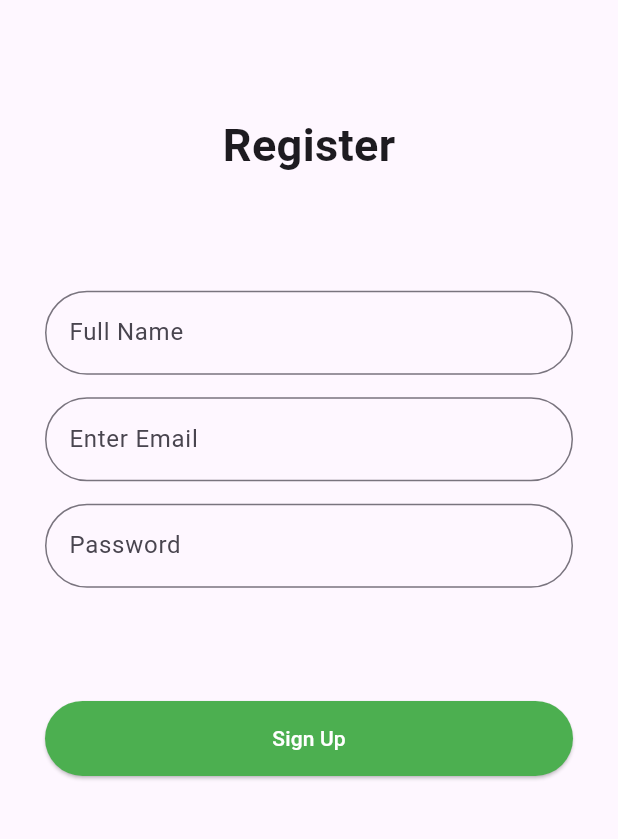
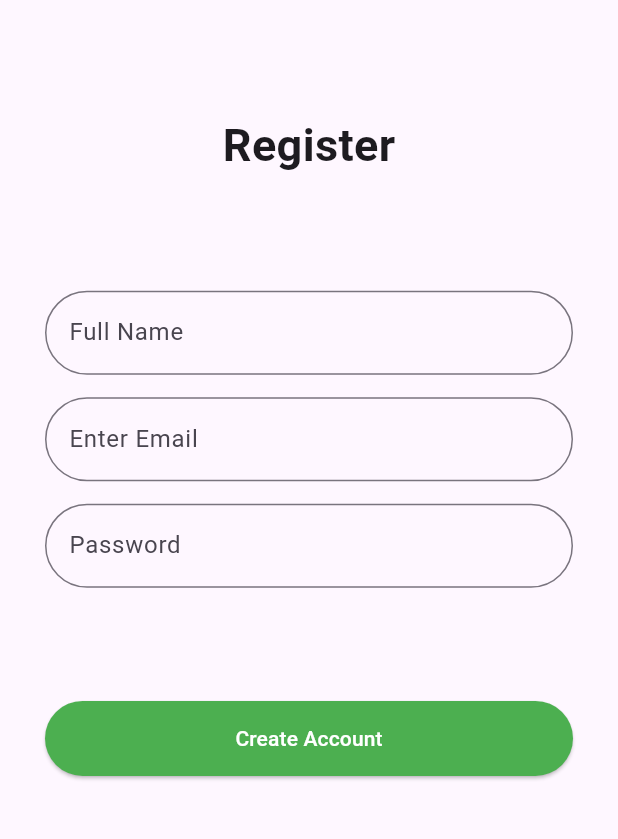
Before and after one commit to MuhadJasiR/maadih, a Flutter app: the SignUpOrSignIn screen opened directly, after a tap on "Sign Up", on a phone screen of 412 x 824 dp, the part 317-1156 px from its top. Run offline on Flutter 3.47's test engine with Material 3 defaults, Android fonts, the phone set to English and light mode, and no system bars; our stand-ins replace dartz, firebase_auth, firebase_core, flutter_bloc, get_it, google_fonts and 1 more; accounts and stored records are empty.

Commit message:
auth integration completed

```diff
--- /dev/null
+++ b/lib/core/usecase/usecase.dart
@@ -0,0 +1,3 @@
+abstract class UseCase<Type, Params> {
+  Future<Type> call({Params params});
+}
--- a/lib/data/repository/auth/auth_repository_impl.dart
+++ b/lib/data/repository/auth/auth_repository_impl.dart
@@ -1,3 +1,4 @@
+import 'package:dartz/dartz.dart';
 import 'package:madh/data/model/auth/create_user_req.dart';
 import 'package:madh/data/sources/auth/auth_firebase_service.dart';
 import 'package:madh/domain/repository/auth/auth.dart';
@@ -11,7 +12,7 @@ class AuthRepositoryImpl implements AuthRepository {
   }
 
   @override
-  Future<void> signUp(CreateUserReq createUserReg) async {
-    await s1<AuthFirebaseService>().signUp(createUserReg);
+  Future<Either> signUp(CreateUserReq createUserReg) async {
+    return await s1<AuthFirebaseService>().signUp(createUserReg);
   }
 }
--- a/lib/domain/repository/auth/auth.dart
+++ b/lib/domain/repository/auth/auth.dart
@@ -1,6 +1,7 @@
+import 'package:dartz/dartz.dart';
 import 'package:madh/data/model/auth/create_user_req.dart';
 
 abstract class AuthRepository {
-  Future<void> signUp(CreateUserReq createUserReq);
+  Future<Either> signUp(CreateUserReq createUserReq);
   Future<void> signIn();
 }
--- /dev/null
+++ b/lib/domain/usecase/auth/signup.dart
@@ -0,0 +1,12 @@
+import 'package:dartz/dartz.dart';
+import 'package:madh/core/usecase/usecase.dart';
+import 'package:madh/data/model/auth/create_user_req.dart';
+import 'package:madh/domain/repository/auth/auth.dart';
+import 'package:madh/service_locator.dart';
+
+class SignUpUseCase implements UseCase<Either, CreateUserReq> {
+  @override
+  Future<Either> call({CreateUserReq? params}) {
+    return s1<AuthRepository>().signUp(params!);
+  }
+}
--- a/lib/presentation/auth/pages/signup.dart
+++ b/lib/presentation/auth/pages/signup.dart
@@ -1,10 +1,17 @@
 import 'package:flutter/material.dart';
 import 'package:madh/common/widgets/button/custom_button.dart';
 import 'package:madh/core/size/const_size.dart';
+import 'package:madh/data/model/auth/create_user_req.dart';
+import 'package:madh/domain/usecase/auth/signup.dart';
 import 'package:madh/presentation/splash/widgets/main_logo.dart';
+import 'package:madh/service_locator.dart';
 
 class SignUpPage extends StatelessWidget {
-  const SignUpPage({super.key});
+  SignUpPage({super.key});
+
+  final TextEditingController _emailController = TextEditingController();
+  final TextEditingController _passwordController = TextEditingController();
+  final TextEditingController _fullNameController = TextEditingController();
 
   @override
   Widget build(BuildContext context) {
@@ -22,20 +29,38 @@ class SignUpPage extends StatelessWidget {
               ),
               Column(
                 children: [
-                  const CustomTextField(
+                  CustomTextField(
+                    controller: _fullNameController,
                     hintText: "Full Name",
                   ),
                   kHeight(15),
-                  const CustomTextField(
+                  CustomTextField(
+                    controller: _emailController,
                     hintText: "Enter Email",
                   ),
                   kHeight(15),
-                  const CustomTextField(
+                  CustomTextField(
+                    controller: _passwordController,
                     hintText: "Password",
                   ),
                 ],
               ),
-              CustomButton(onPressed: () {}, title: "Sign Up"),
+              CustomButton(
+                  onPressed: () async {
+                    var result = await s1<SignUpUseCase>().call(
+                        params: CreateUserReq(
+                            email: _emailController.text.toString(),
+                            fullName: _fullNameController.text.toString(),
+                            password: _passwordController.text.toString()));
+                    result.fold(
+                      (l) {
+                        var snackbar = SnackBar(content: Text(l.message));
+                        ScaffoldMessenger.of(context).showSnackBar(snackbar);
+                      },
+                      (r) {},
+                    );
+                  },
+                  title: "Create Account"),
             ],
           ),
         ));
@@ -43,13 +68,16 @@ class SignUpPage extends StatelessWidget {
 }
 
 class CustomTextField extends StatelessWidget {
-  const CustomTextField({super.key, required this.hintText});
+  const CustomTextField(
+      {super.key, required this.hintText, required this.controller});
 
   final String hintText;
+  final TextEditingController controller;
 
   @override
   Widget build(BuildContext context) {
     return TextFormField(
+      controller: controller,
       decoration: InputDecoration(
           hintText: hintText,
           border: OutlineInputBorder(borderRadius: BorderRadius.circular(30))),
--- a/lib/presentation/auth/pages/signup_or_signin.dart
+++ b/lib/presentation/auth/pages/signup_or_signin.dart
@@ -41,7 +41,7 @@ class SignUpOrSignIn extends StatelessWidget {
                     child: CustomButton(
                         onPressed: () {
                           Navigator.of(context).push(MaterialPageRoute(
-                              builder: (context) => const SignUpPage()));
+                              builder: (context) => SignUpPage()));
                         },
                         title: "Sign Up")),
                 kWidth(10),
--- a/lib/service_locator.dart
+++ b/lib/service_locator.dart
@@ -2,10 +2,12 @@ import 'package:get_it/get_it.dart';
 import 'package:madh/data/repository/auth/auth_repository_impl.dart';
 import 'package:madh/data/sources/auth/auth_firebase_service.dart';
 import 'package:madh/domain/repository/auth/auth.dart';
+import 'package:madh/domain/usecase/auth/signup.dart';
 
 final s1 = GetIt.instance;
 
 Future<void> initializeDependencies() async {
   s1.registerSingleton<AuthFirebaseService>(AuthFirebaseServiceImpl());
   s1.registerSingleton<AuthRepository>(AuthRepositoryImpl());
+  s1.registerSingleton<SignUpUseCase>(SignUpUseCase());
 }
--- a/pubspec.yaml
+++ b/pubspec.yaml
@@ -42,6 +42,7 @@ dependencies:
   firebase_core: ^2.24.2
   firebase_auth: ^4.16.0
   get_it: ^7.7.0
+  dartz: ^0.10.1
 
 dev_dependencies:
   flutter_test:
```
Also changed, not shown: lib/data/sources/auth/auth_firebase_service.dart (+13 -3 lines), lib/presentation/root/pages/root.dart (added), pubspec.lock.
